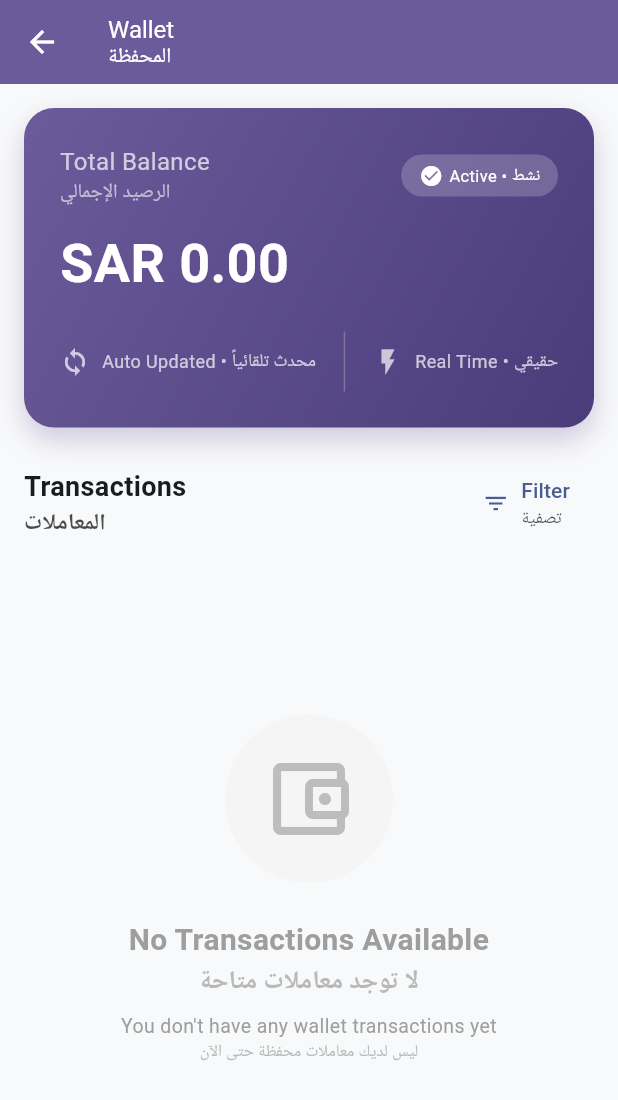
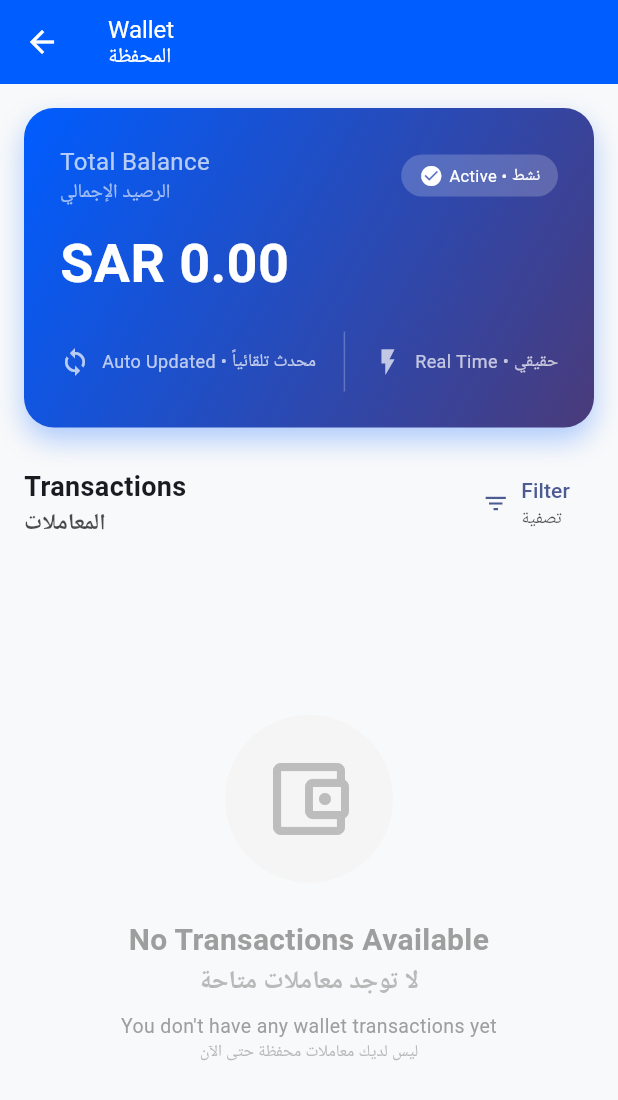
Before and after one commit to WaseeqSiddiqui/HANDYMAN_Admin_And_Worker_App, a Flutter app: the AdminWalletScreen screen opened directly, on a phone screen of 412 x 824 dp. Shown: the top 1100 px of the screen. Run offline on Flutter 3.47's test engine with Material 3 defaults, Android fonts, the phone set to English and light mode, and no system bars; our stand-ins replace open_filex, pdf.

```diff
--- a/lib/admin/admin_wallet_screen.dart
+++ b/lib/admin/admin_wallet_screen.dart
@@ -148,7 +148,7 @@ class _AdminWalletScreenState extends State<AdminWalletScreen> {
           englishStyle: TextStyle(color: Colors.white, fontSize: 16),
           arabicStyle:  TextStyle(color: Colors.white, fontSize: 14),
         ),
-        backgroundColor: const Color(0xFF6B5B9A),
+        backgroundColor: const Color(0xFF005DFF),
         foregroundColor: Colors.white,
         elevation: 0,
       ),
@@ -226,14 +226,14 @@ class _AdminWalletScreenState extends State<AdminWalletScreen> {
       padding: const EdgeInsets.all(24),
       decoration: BoxDecoration(
         gradient: const LinearGradient(
-          colors: [Color(0xFF6B5B9A), Color(0xFF4A3B7A)],
+          colors: [Color(0xFF005DFF), Color(0xFF4A3B7A)],
           begin: Alignment.topLeft,
           end: Alignment.bottomRight,
         ),
         borderRadius: BorderRadius.circular(20),
         boxShadow: [
           BoxShadow(
-            color: const Color(0xFF6B5B9A).withOpacity(0.3),
+            color: const Color(0xFF005DFF).withOpacity(0.3),
             blurRadius: 15,
             offset: const Offset(0, 8),
           ),
```
Also changed, not shown: lib/admin/service_requests_screen.dart (+4 -4 lines).
